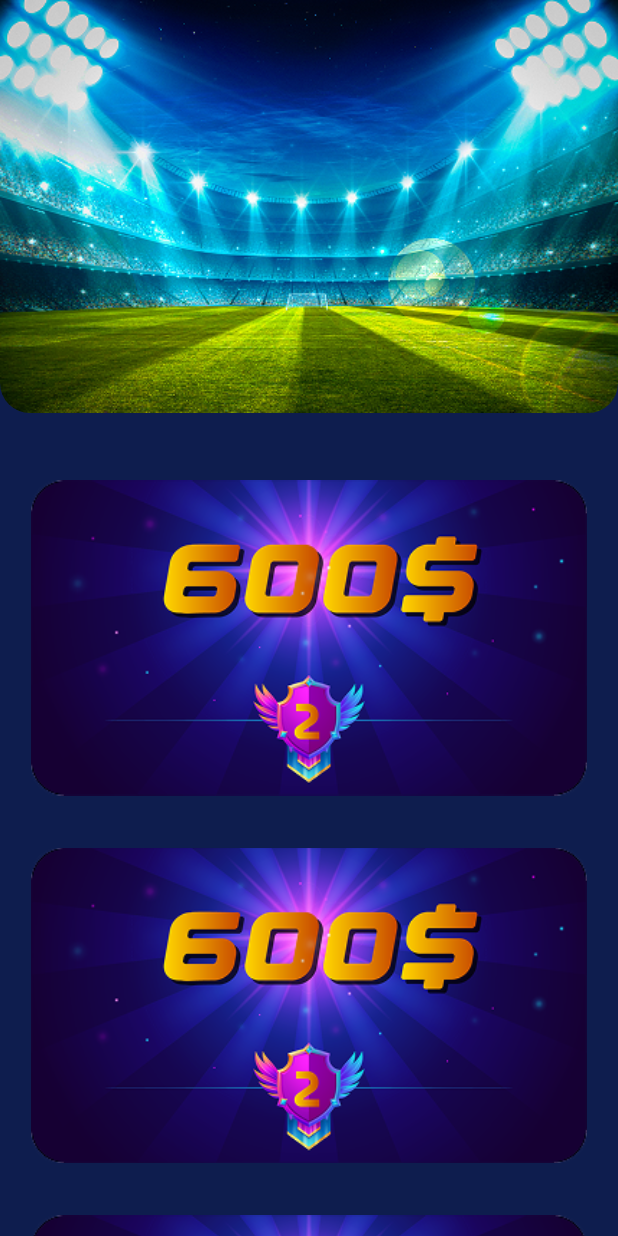
After one commit to weisro-source/weisroApp, a Flutter app: the MainPageGame screen opened directly, on a phone screen of 412 x 824 dp. The commit adds this screen. Run offline on Flutter 3.47's test engine with Material 3 defaults, Android fonts, the light colour scheme and no system bars; our stand-ins replace app_links, awesome_snackbar_content, bloc, cached_network_image, country_code_picker, dartz and 25 more; missing offline and left inert: day_night_time_picker, flutter_gallery_3d, home_widget, mobile_scanner, quick_actions; accounts and stored records are empty; network calls fail; project files that could hold a hidden picture were left out.

Commit message:
Add Game Module
Create 'Game' folder structure.

Implement the main page for the game section.

```diff
--- a/lib/core/assets_path/image_path.dart
+++ b/lib/core/assets_path/image_path.dart
@@ -7,17 +7,24 @@ class ImagePath {
   static const String imagesAd = "assets/images/ad.png";
 
   /// Assets for imagesComingSoon
-  /// assets/images/coming-soon.jpg
+  /// assets/images/coming-soon.png
   static const String imagesComingSoon = "assets/images/coming-soon.png";
 
   /// Assets for imagesForgetPassword
   /// assets/images/forget_password.svg
-  static const String imagesForgetPassword =
-      "assets/images/forget_password.svg";
+  static const String imagesForgetPassword = "assets/images/forget_password.svg";
 
   /// Assets for imagesGame
   /// assets/images/game.png
   static const String imagesGame = "assets/images/game.png";
+
+  /// Assets for imagesGameBackground
+  /// assets/images/game-background.png
+  static const String imagesGameBackground = "assets/images/game-background.png";
+
+  /// Assets for imagesHeaderImage
+  /// assets/images/header-image.png
+  static const String imagesHeaderImage = "assets/images/header-image.png";
 
   /// Assets for imagesLogo
   /// assets/images/logo.png
@@ -33,18 +40,15 @@ class ImagePath {
 
   /// Assets for imagesOnboardingImage1
   /// assets/images/onboardingImage1.png
-  static const String imagesOnboardingImage1 =
-      "assets/images/onboardingImage1.png";
+  static const String imagesOnboardingImage1 = "assets/images/onboardingImage1.png";
 
   /// Assets for imagesOnboardingImage2
   /// assets/images/onboardingImage2.png
-  static const String imagesOnboardingImage2 =
-      "assets/images/onboardingImage2.png";
+  static const String imagesOnboardingImage2 = "assets/images/onboardingImage2.png";
 
   /// Assets for imagesOnboardingImage3
   /// assets/images/onboardingImage3.png
-  static const String imagesOnboardingImage3 =
-      "assets/images/onboardingImage3.png";
+  static const String imagesOnboardingImage3 = "assets/images/onboardingImage3.png";
 
   /// Assets for imagesSendCodeImage
   /// assets/images/sendCodeImage.png
@@ -62,6 +66,10 @@ class ImagePath {
   /// assets/images/service3.png
   static const String imagesService3 = "assets/images/service3.png";
 
+  /// Assets for imagesWinImage
+  /// assets/images/win-image.png
+  static const String imagesWinImage = "assets/images/win-image.png";
+
   /// Assets for imagesWorker
   /// assets/images/worker.png
   static const String imagesWorker = "assets/images/worker.png";
--- a/lib/core/styles/app_color.dart
+++ b/lib/core/styles/app_color.dart
@@ -14,6 +14,7 @@ class AppColors {
   static const Color lightOrangeColor = Color(0xffFCDABD);
   static const Color greenColor = Color(0xff00BF71);
   static const Color redColor = Color(0xFFED1F24);
+  static const Color gameBackGroundColor = Color(0xff0E1D4E);
   static const Color grey2Color = Color(0xff455A64);
   static const Color grey3Color = Color(0xff455A64);
   static const Color grey4Color = Color(0xffF0F0F0);
--- /dev/null
+++ b/lib/feature/game/presentation/view/pages/main_page_game.dart
@@ -0,0 +1,14 @@
+import 'package:flutter/material.dart';
+import 'package:weisro/core/assets_path/image_path.dart';
+import 'package:weisro/core/styles/app_color.dart';
+import 'package:weisro/feature/game/presentation/view/pages/main_page_game_body.dart';
+
+class MainPageGame extends StatelessWidget {
+  const MainPageGame({Key? key}) : super(key: key);
+  @override
+  Widget build(BuildContext context) {
+    return const Scaffold(
+        backgroundColor: AppColors.gameBackGroundColor,
+        body: MainPageGameBody());
+  }
+}
--- /dev/null
+++ b/lib/feature/game/presentation/view/pages/main_page_game_body.dart
@@ -0,0 +1,41 @@
+import 'package:flutter/material.dart';
+import 'package:weisro/core/assets_path/image_path.dart';
+import 'package:weisro/core/styles/app_color.dart';
+import 'package:weisro/core/utils/helper_functions.dart';
+import 'package:weisro/core/utils/sized_box_extension.dart';
+
+class MainPageGameBody extends StatelessWidget {
+  const MainPageGameBody({super.key});
+
+  @override
+  Widget build(BuildContext context) {
+    return CustomScrollView(
+      slivers: [
+        SliverToBoxAdapter(
+            child: ClipRRect(
+          borderRadius: const BorderRadius.only(
+            bottomLeft: Radius.circular(20),
+            bottomRight: Radius.circular(20),
+          ),
+          child: Image.asset(ImagePath.imagesHeaderImage),
+        )),
+        40.sKh,
+        SliverList.separated(
+            itemCount: 8,
+            itemBuilder: (context, index) {
+              return Container(
+                width: HelperFunctions.getScreenWidth(context),
+                height: 220,
+                margin: EdgeInsetsDirectional.symmetric(
+                    horizontal: HelperFunctions.getScreenWidth(context) * 0.05),
+                decoration: const BoxDecoration(
+                    image: DecorationImage(
+                        image: AssetImage(ImagePath.imagesWinImage))),
+              );
+            },
+            separatorBuilder: (context, index) => 25.kh),
+        30.sKh
+      ],
+    );
+  }
+}
```
Also changed, not shown: lib/core/utils/service_locator.dart (+33 -14 lines), lib/feature/home/presentation/view/widgets/category_list_view.dart (+8 -0 lines), pubspec.yaml (+16 -12 lines), assets/images/game-background.png (added), assets/images/header-image.png (added), assets/images/win-image.png (added), fonts/FontsFree-Net-RACESPACEREGULAR.ttf (added), lib/generated/intl/messages_all.dart, lib/generated/intl/messages_de.dart, lib/generated/intl/messages_en.dart, lib/generated/intl/messages_es.dart, lib/generated/intl/messages_fr.dart, lib/generated/l10n.dart, 1 other file.
